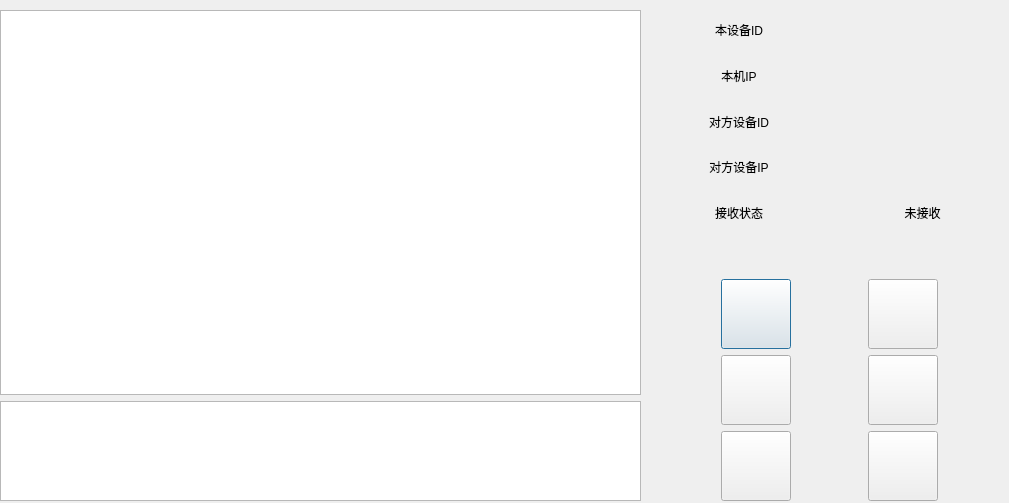
This is UI/chatWindows.ui in 413180794/EPLRS_station as Qt 5 draws it before an edit. The edited form follows.
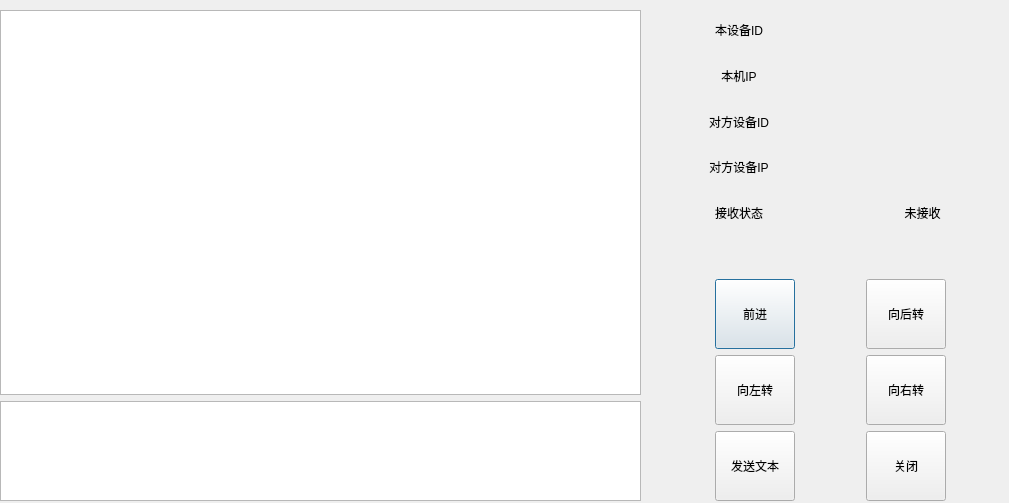
This is the edited form. Icons and pictures are not drawn.

The edit to the form file:
```diff
--- a/UI/chatWindows.ui
+++ b/UI/chatWindows.ui
@@ -206,7 +206,7 @@
            <string notr="true">border-image: url(:/resource/button_hui_qianjin.png);</string>
           </property>
           <property name="text">
-           <string/>
+           <string>前进</string>
           </property>
          </widget>
         </item>
@@ -228,7 +228,7 @@
            <string notr="true">border-image: url(:/resource/button_hui_xianghouzhuan.png);</string>
           </property>
           <property name="text">
-           <string/>
+           <string>向后转</string>
           </property>
          </widget>
         </item>
@@ -254,7 +254,7 @@
            <string notr="true">border-image: url(:/resource/button_hui_zuozhuan.png);</string>
           </property>
           <property name="text">
-           <string/>
+           <string>向左转</string>
           </property>
          </widget>
         </item>
@@ -276,7 +276,7 @@
            <string notr="true">border-image: url(:/resource/button_hui_xiangyouzhuan.png);</string>
           </property>
           <property name="text">
-           <string/>
+           <string>向右转</string>
           </property>
          </widget>
         </item>
@@ -302,7 +302,7 @@
            <string notr="true">border-image: url(:/resource/button_hui_fasongwenben.png);</string>
           </property>
           <property name="text">
-           <string/>
+           <string>发送文本</string>
           </property>
          </widget>
         </item>
@@ -324,7 +324,7 @@
            <string notr="true">border-image: url(:/resource/button_guanbi.png);</string>
           </property>
           <property name="text">
-           <string/>
+           <string>关闭</string>
           </property>
          </widget>
         </item>
```
Left out of the diff: 14 changed lines with no effect on the pictures.
